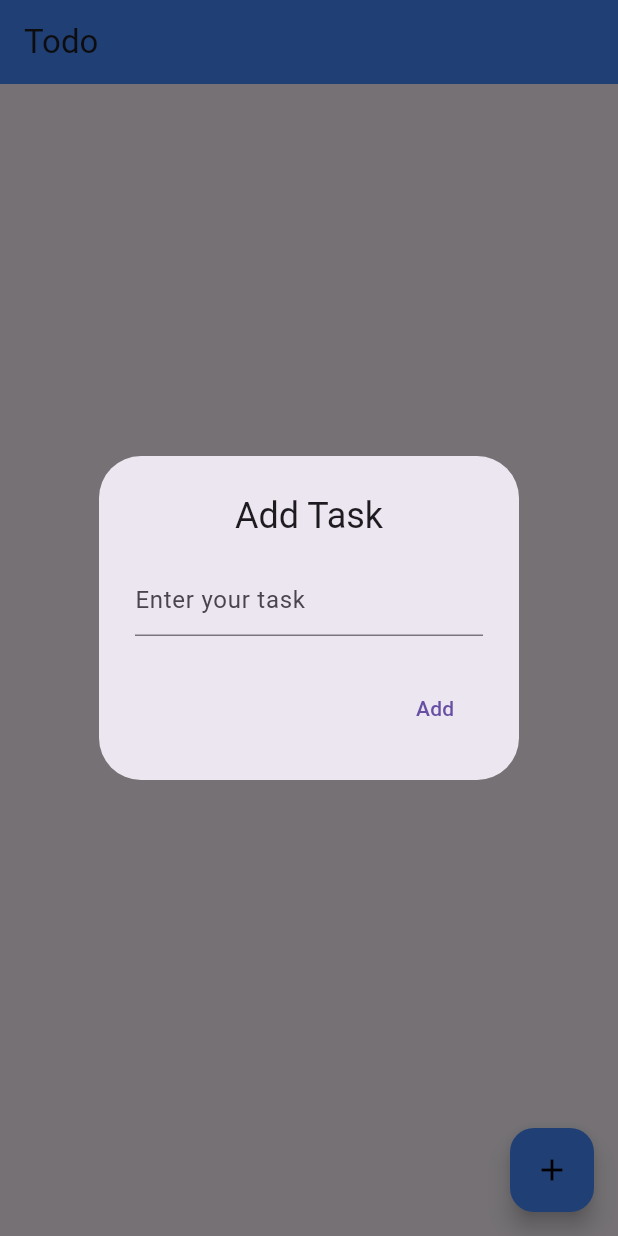
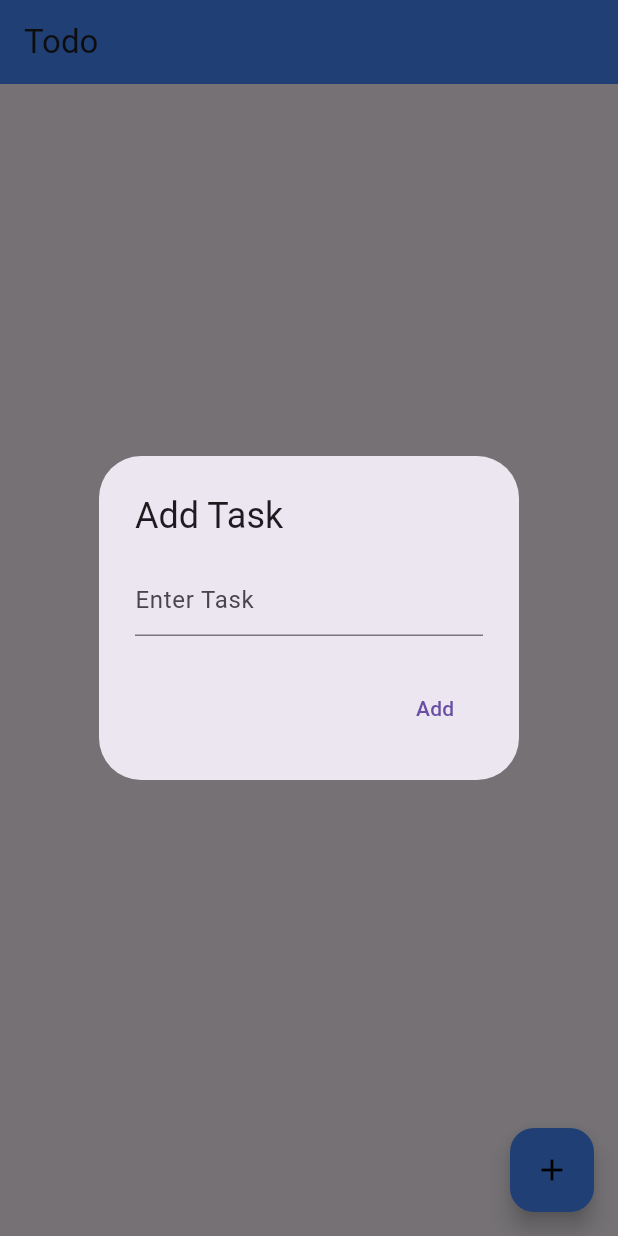
Before and after one commit to Jatindarji03/to-do-flutter, a Flutter app: the screen it shows after launch, after a tap on the "add" icon, on a phone screen of 412 x 824 dp. Run offline on Flutter 3.47's test engine with Material 3 defaults, Android fonts, the phone set to English and light mode, and no system bars; our stand-ins replace firebase_auth, firebase_core, firebase_database, google_sign_in; accounts and stored records are empty.

Commit message:
Custom Dialog

```diff
--- a/lib/pages/home_page.dart
+++ b/lib/pages/home_page.dart
@@ -4,6 +4,7 @@ import 'package:firebase_auth/firebase_auth.dart';
 import 'package:firebase_database/firebase_database.dart';
 import 'package:flutter/material.dart';
 import 'package:todo/models/todo_model.dart';
+import 'package:todo/widgets/custom_dialog.dart';
 import 'package:todo/widgets/list_item.dart';
 
 class HomePage extends StatefulWidget {
@@ -19,7 +20,7 @@ class _HomePageState extends State<HomePage> {
   final DatabaseReference _databaseReference =
       FirebaseDatabase.instance.reference().child("Todo");
 
-  Future<void> getData() async {
+  void getData() {
     _databaseReference.onValue.listen((event) {
       DataSnapshot snapshot = event.snapshot;
       if (snapshot.value != null) {
@@ -36,7 +37,7 @@ class _HomePageState extends State<HomePage> {
     });
   }
 
-  Future<void> deleteTask(String taskId) async {
+  void deleteTask(String taskId) {
     _databaseReference.child(taskId).remove().then((_) {
       ScaffoldMessenger.of(context)
           .showSnackBar(const SnackBar(content: Text("Task Deleted")));
@@ -46,7 +47,7 @@ class _HomePageState extends State<HomePage> {
     });
   }
 
-  Future<void> addTask(TodoModel item) async {
+  void addTask(TodoModel item) {
     DatabaseReference newTaskRef =
         _databaseReference.push(); // Generate a unique key
     String taskKey = newTaskRef.key!; // Get the key
@@ -65,8 +66,7 @@ class _HomePageState extends State<HomePage> {
     });
   }
 
-  Future<void> updateTask(
-      String taskId, Map<String, dynamic> updateData) async {
+  void updateTask(String taskId, Map<String, dynamic> updateData) {
     _databaseReference.child(taskId).update(updateData).then((_) {
       ScaffoldMessenger.of(context).showSnackBar(
         const SnackBar(content: Text("Task Updated")),
@@ -76,66 +76,6 @@ class _HomePageState extends State<HomePage> {
         SnackBar(content: Text("Failed to add task: $onError")),
       );
     });
-  }
-
-  void _updateTaskDialog(BuildContext context, TodoModel todo) {
-    TextEditingController _taskController =
-        TextEditingController(text: todo.task);
-    showDialog(
-        context: context,
-        builder: (BuildContext context) {
-          return AlertDialog(
-            title: const Text(
-              "Update Task",
-              textAlign: TextAlign.center,
-            ),
-            content: TextField(
-              controller: _taskController,
-              decoration: const InputDecoration(hintText: "Enter Task"),
-            ),
-            actions: [
-              TextButton(
-                  onPressed: () {
-                    updateTask(
-                        todo.taskId, {"task": _taskController.text.trim()});
-                    Navigator.pop(context);
-                  },
-                  child: const Text("Update"))
-            ],
-          );
-        });
-  }
-
-  void _addTaskDialog(BuildContext context) {
-    TextEditingController _taskController = TextEditingController();
-    showDialog(
-        context: context,
-        builder: (BuildContext context) {
-          return AlertDialog(
-            title: const Text(
-              "Add Task",
-              textAlign: TextAlign.center,
-            ),
-            content: TextField(
-              controller: _taskController,
-              decoration: const InputDecoration(
-                hintText: "Enter your task",
-              ),
-            ),
-            actions: [
-              TextButton(
-                  onPressed: () {
-                    TodoModel item = TodoModel(
-                        task: _taskController.text,
-                        userId: _user!.uid,
-                        taskId: "");
-                    addTask(item);
-                    Navigator.of(context).pop();
-                  },
-                  child: const Text("Add"))
-            ],
-          );
-        });
   }
 
   @override
@@ -150,7 +90,16 @@ class _HomePageState extends State<HomePage> {
     return Scaffold(
       floatingActionButton: FloatingActionButton(
         onPressed: () {
-          _addTaskDialog(context);
+          //  _addTaskDialog(context);
+          showDialog(
+              context: context,
+              builder: (context) {
+                return CustomDialog(onSubmit: (task) {
+                  TodoModel todo =
+                      TodoModel(task: task, userId: _user!.uid, taskId: "");
+                  addTask(todo);
+                });
+              });
         },
         backgroundColor: Colors.blueAccent[200],
         child: const Icon(Icons.add, color: Colors.black),
@@ -198,7 +147,17 @@ class _HomePageState extends State<HomePage> {
                     child: Item(
                         todo: todoList[index],
                         onTap: (TodoModel todo) {
-                          _updateTaskDialog(context, todo);
+                          //  _updateTaskDialog(context, todo);
+                          showDialog(
+                              context: context,
+                              builder: (context) {
+                                return CustomDialog(
+                                    todo: todo,
+                                    onSubmit: (newTask) {
+                                      updateTask(
+                                          todo.taskId, {"task": newTask});
+                                    });
+                              });
                         }),
                   );
                 })),
--- a/lib/widgets/animated.dart
+++ b/lib/widgets/animated.dart
@@ -46,7 +46,7 @@ class _AnimatedGradientBackgroundState extends State<AnimatedGradientBackground>
             gradient: LinearGradient(
               begin: _alignmentAnimation.value,
               end: Alignment.bottomLeft,
-              colors: [
+              colors: const [
                 Color.fromARGB(255, 44, 63, 230),
                 Color.fromARGB(230, 3, 186, 247),
               ],
--- /dev/null
+++ b/lib/widgets/custom_dialog.dart
@@ -0,0 +1,40 @@
+import 'package:flutter/material.dart';
+import 'package:todo/models/todo_model.dart';
+
+class CustomDialog extends StatefulWidget {
+  final TodoModel? todo; // Null when adding a new task
+  final Function(String task) onSubmit; // Callback for submit
+  const CustomDialog({super.key, this.todo, required this.onSubmit});
+
+  @override
+  State<CustomDialog> createState() => _CustomDialogState();
+}
+
+class _CustomDialogState extends State<CustomDialog> {
+  late TextEditingController _taskController;
+  @override
+  void initState() {
+    // TODO: implement initState
+    super.initState();
+    _taskController = TextEditingController(text: widget.todo?.task ?? "");
+  }
+
+  @override
+  Widget build(BuildContext context) {
+    return AlertDialog(
+      title: Text(widget.todo == null ? "Add Task" : "Update Task"),
+      content: TextField(
+        controller: _taskController,
+        decoration: const InputDecoration(hintText: "Enter Task"),
+      ),
+      actions: [
+        TextButton(
+            onPressed: () {
+              widget.onSubmit(_taskController.text.trim());
+              Navigator.pop(context);
+            },
+            child: Text(widget.todo == null ? "Add" : "Update"))
+      ],
+    );
+  }
+}
```
